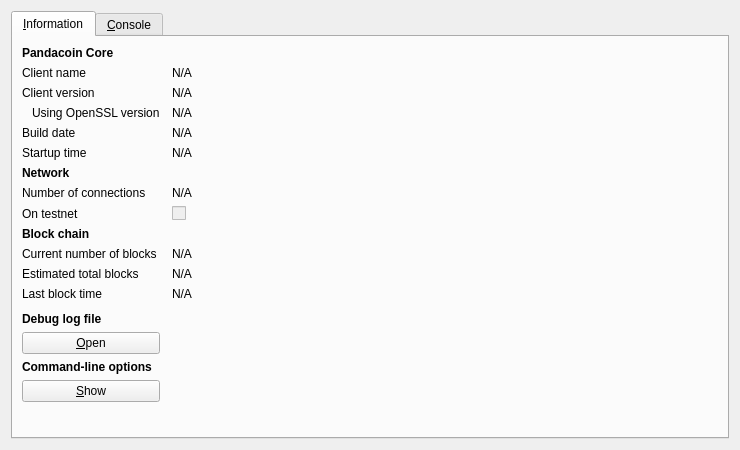
justthedoctor/pandacoin-dev, file src/qt/forms/rpcconsole.ui: the form before one commit.
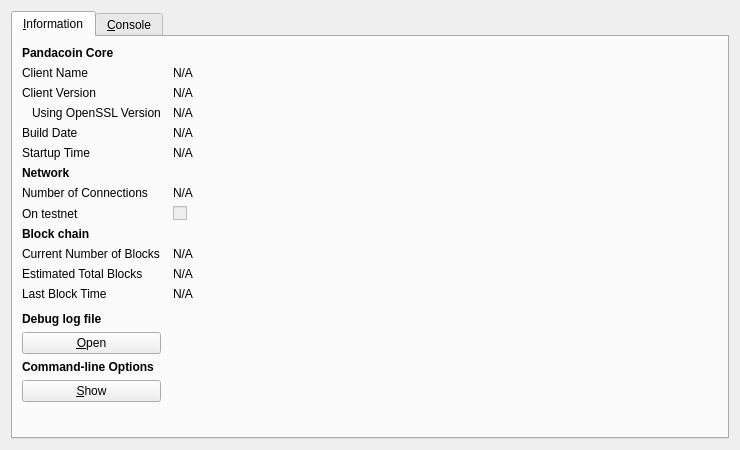
The form after the commit. The open tabs and pages were chosen to show the change. Icons and pictures are not drawn.

The edit to the form file:
```diff
--- a/src/qt/forms/rpcconsole.ui
+++ b/src/qt/forms/rpcconsole.ui
@@ -43,7 +43,7 @@
        <item row="1" column="0">
         <widget class="QLabel" name="label_5">
          <property name="text">
-          <string>Client name</string>
+          <string>Client Name</string>
          </property>
         </widget>
        </item>
@@ -66,7 +66,7 @@
        <item row="2" column="0">
         <widget class="QLabel" name="label_6">
          <property name="text">
-          <string>Client version</string>
+          <string>Client Version</string>
          </property>
         </widget>
        </item>
@@ -89,7 +89,7 @@
        <item row="3" column="0">
         <widget class="QLabel" name="label_14">
          <property name="text">
-          <string>Using OpenSSL version</string>
+          <string>Using OpenSSL Version</string>
          </property>
          <property name="indent">
           <number>10</number>
@@ -115,7 +115,7 @@
        <item row="4" column="0">
         <widget class="QLabel" name="label_12">
          <property name="text">
-          <string>Build date</string>
+          <string>Build Date</string>
          </property>
         </widget>
        </item>
@@ -138,7 +138,7 @@
        <item row="5" column="0">
         <widget class="QLabel" name="label_13">
          <property name="text">
-          <string>Startup time</string>
+          <string>Startup Time</string>
          </property>
         </widget>
        </item>
@@ -174,7 +174,7 @@
        <item row="7" column="0">
         <widget class="QLabel" name="label_7">
          <property name="text">
-          <string>Number of connections</string>
+          <string>Number of Connections</string>
          </property>
         </widget>
        </item>
@@ -227,7 +227,7 @@
        <item row="10" column="0">
         <widget class="QLabel" name="label_3">
          <property name="text">
-          <string>Current number of blocks</string>
+          <string>Current Number of Blocks</string>
          </property>
         </widget>
        </item>
@@ -250,7 +250,7 @@
        <item row="11" column="0">
         <widget class="QLabel" name="label_4">
          <property name="text">
-          <string>Estimated total blocks</string>
+          <string>Estimated Total Blocks</string>
          </property>
         </widget>
        </item>
@@ -273,7 +273,7 @@
        <item row="12" column="0">
         <widget class="QLabel" name="label_2">
          <property name="text">
-          <string>Last block time</string>
+          <string>Last Block Time</string>
          </property>
         </widget>
        </item>
@@ -341,7 +341,7 @@
           </font>
          </property>
          <property name="text">
-          <string>Command-line options</string>
+          <string>Command-line Options</string>
          </property>
         </widget>
        </item>
```
Left out of the diff: 2 changed lines with no effect on the pictures.
